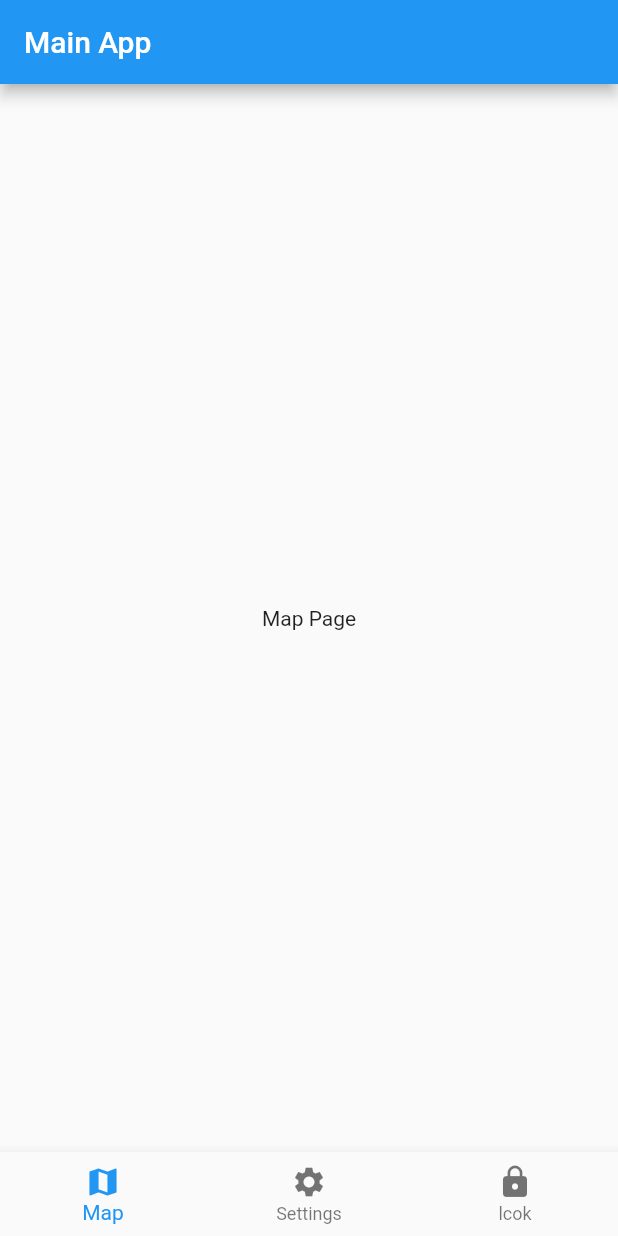
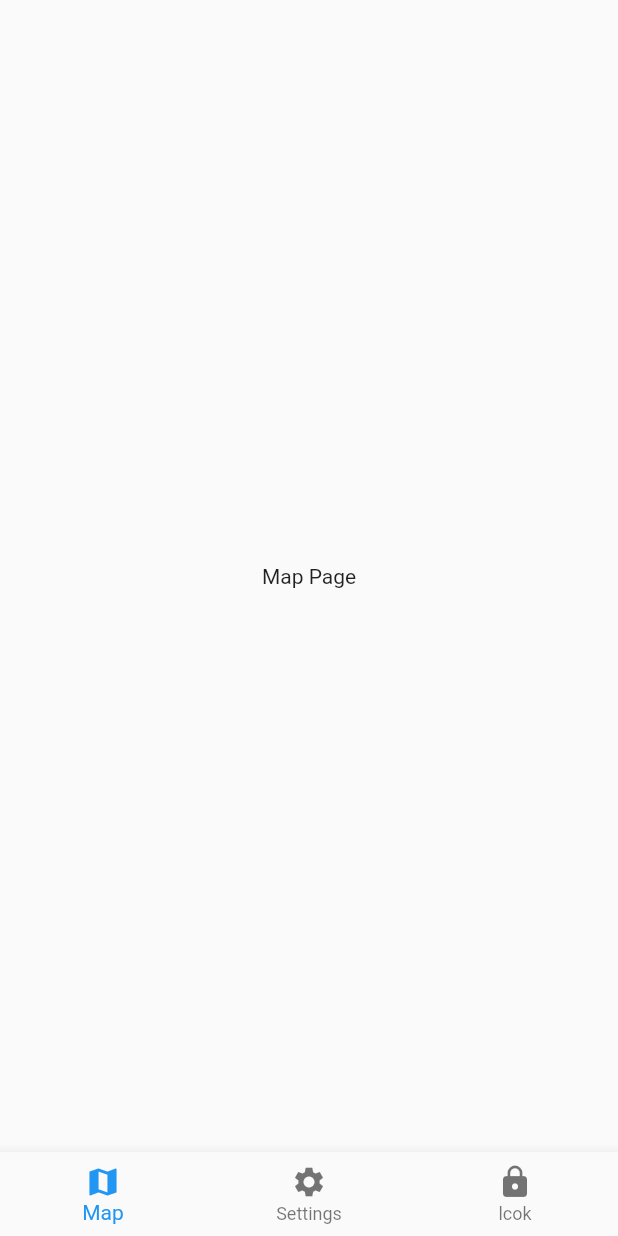
Before and after one commit to Lenaerts-Nestor/Intro_Mobile, a Flutter app: the screen it shows after launch, after a tap on "Login", on a phone screen of 412 x 824 dp. Run offline on Flutter 3.47's test engine with Material 2 defaults, Android fonts, the phone set to English and light mode, and no system bars.

Commit message:
appbar wegdoen

```diff
--- a/lib/main.dart
+++ b/lib/main.dart
@@ -62,9 +62,6 @@ class _MainAppState extends State<MainApp> {
       // show the main app with navigation bar
       return MaterialApp(
         home: Scaffold(
-          appBar: AppBar(
-            title: const Text('Main App'),
-          ),
           body: _pages[_selectedIndex],
           bottomNavigationBar: BottomNavigationBar(
             currentIndex: _selectedIndex,
```
